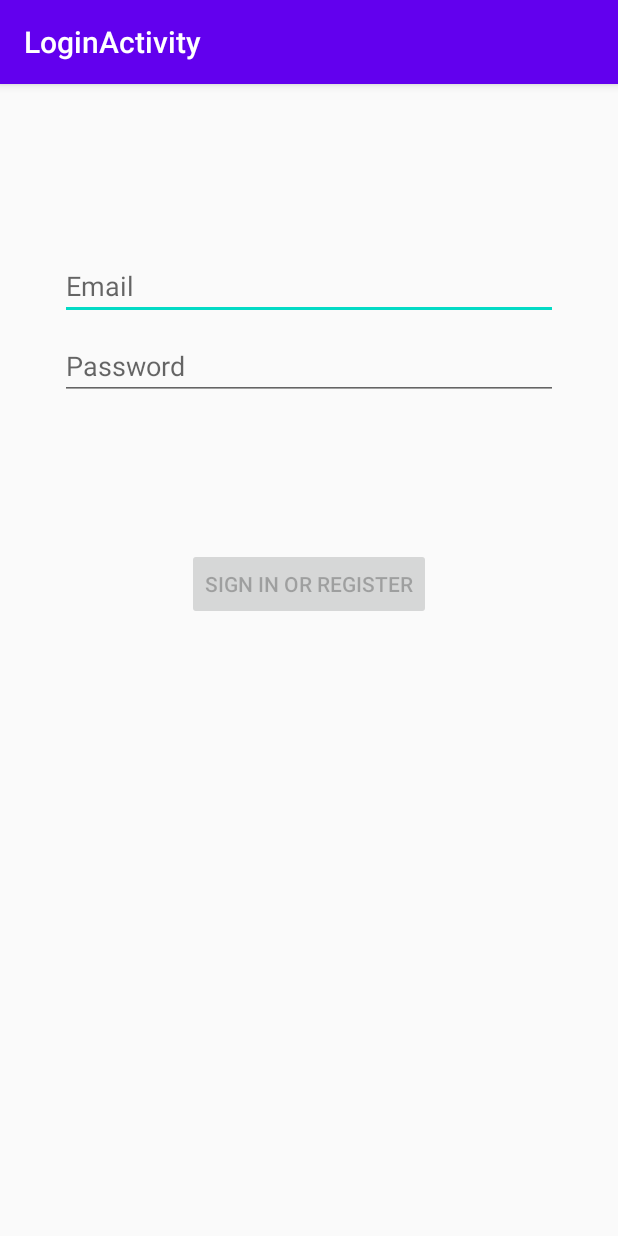
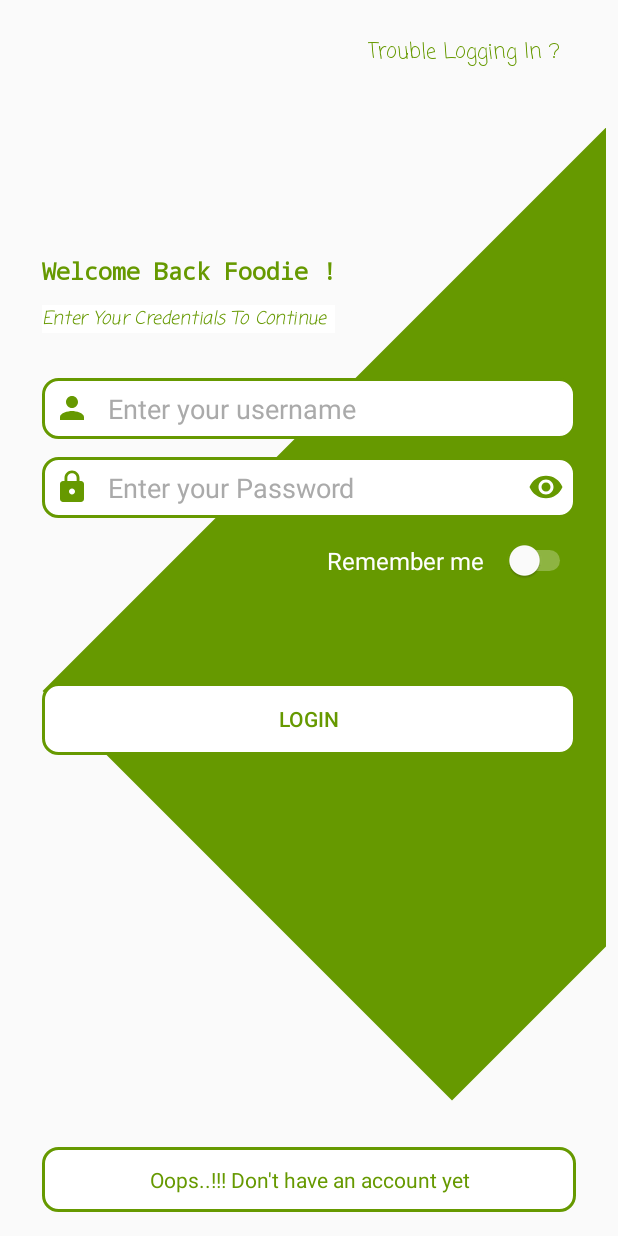
Before and after one commit to srijata18/YoFoodies, an Android app: the screen it shows after launch (LoginActivity), on a phone screen of 412 x 824 dp. Run offline under Robolectric (Android 15) with nearby library versions, the phone set to English and light mode, and no system bars.

Commit message:
updated login ui

```diff
--- a/loginModule/src/main/AndroidManifest.xml
+++ b/loginModule/src/main/AndroidManifest.xml
@@ -5,7 +5,8 @@
     <application>
         <activity
             android:name=".ui.login.LoginActivity"
-            android:label="@string/title_activity_login"></activity>
+            android:label="@string/title_activity_login"
+            android:theme="@style/Theme.AppCompat.Light.NoActionBar"/>
     </application>
 
 </manifest>
--- a/loginModule/src/main/java/com/example/loginmodule/ui/login/LoginActivity.kt
+++ b/loginModule/src/main/java/com/example/loginmodule/ui/login/LoginActivity.kt
@@ -2,21 +2,27 @@ package com.example.loginmodule.ui.login
 
 import android.app.Activity
 import android.content.Intent
-import androidx.lifecycle.Observer
-import androidx.lifecycle.ViewModelProviders
 import android.os.Bundle
-import androidx.annotation.StringRes
-import androidx.appcompat.app.AppCompatActivity
+import android.os.Handler
 import android.text.Editable
 import android.text.TextWatcher
+import android.view.Gravity
 import android.view.View
 import android.view.inputmethod.EditorInfo
 import android.widget.Button
 import android.widget.EditText
 import android.widget.ProgressBar
 import android.widget.Toast
+import androidx.annotation.StringRes
+import androidx.appcompat.app.AppCompatActivity
+import androidx.lifecycle.Observer
+import androidx.lifecycle.ViewModelProviders
+import androidx.transition.Slide
+import androidx.transition.TransitionManager
 import com.example.loginmodule.R
 import com.example.loginmodule.utils.Constants.USERNAMEKEY
+import kotlinx.android.synthetic.main.activity_login_new.*
+
 
 class LoginActivity : AppCompatActivity() {
 
@@ -24,13 +30,13 @@ class LoginActivity : AppCompatActivity() {
 
     override fun onCreate(savedInstanceState: Bundle?) {
         super.onCreate(savedInstanceState)
-
-        setContentView(R.layout.activity_login)
-
+        setContentView(R.layout.activity_login_new)
         val username = findViewById<EditText>(R.id.username)
         val password = findViewById<EditText>(R.id.password)
         val login = findViewById<Button>(R.id.login)
         val loading = findViewById<ProgressBar>(R.id.loading)
+
+        displayLayout()
 
         loginViewModel = ViewModelProviders.of(this, LoginViewModelFactory())
             .get(LoginViewModel::class.java)
@@ -39,6 +45,7 @@ class LoginActivity : AppCompatActivity() {
             val loginState = it ?: return@Observer
 
             // disable login button unless both username / password is valid
+            login.isClickable = loginState.isDataValid
             login.isEnabled = loginState.isDataValid
 
             if (loginState.usernameError != null) {
@@ -109,10 +116,9 @@ class LoginActivity : AppCompatActivity() {
     private fun updateUiWithUser(model: LoggedInUserView) {
         val welcome = getString(R.string.welcome)
         val displayName = model.displayName
-        // TODO : initiate successful logged in experience
         Toast.makeText(
             applicationContext,
-            "$welcome $displayName",
+            "Login Successful",
             Toast.LENGTH_LONG
         ).show()
 
@@ -120,6 +126,17 @@ class LoginActivity : AppCompatActivity() {
 
     private fun showLoginFailed(@StringRes errorString: Int) {
         Toast.makeText(applicationContext, errorString, Toast.LENGTH_SHORT).show()
+    }
+
+    private fun displayLayout() {
+        val TIME_OUT = 100L
+        Handler().postDelayed({
+            val transition = Slide(Gravity.RIGHT)
+            transition.duration = 600L
+            transition.addTarget(R.id.background_layout)
+            TransitionManager.beginDelayedTransition(main_layout, transition)
+            background_layout?.setVisibility(View.VISIBLE)
+        }, TIME_OUT)
     }
 }
 
--- /dev/null
+++ b/loginModule/src/main/res/drawable/ic_password.xml
@@ -0,0 +1,5 @@
+<vector android:height="24dp" android:tint="@android:color/holo_green_dark"
+    android:viewportHeight="24" android:viewportWidth="24"
+    android:width="24dp" xmlns:android="http://schemas.android.com/apk/res/android">
+    <path android:fillColor="@android:color/white" android:pathData="M18,8h-1L17,6c0,-2.76 -2.24,-5 -5,-5S7,3.24 7,6v2L6,8c-1.1,0 -2,0.9 -2,2v10c0,1.1 0.9,2 2,2h12c1.1,0 2,-0.9 2,-2L20,10c0,-1.1 -0.9,-2 -2,-2zM12,17c-1.1,0 -2,-0.9 -2,-2s0.9,-2 2,-2 2,0.9 2,2 -0.9,2 -2,2zM15.1,8L8.9,8L8.9,6c0,-1.71 1.39,-3.1 3.1,-3.1 1.71,0 3.1,1.39 3.1,3.1v2z"/>
+</vector>
--- /dev/null
+++ b/loginModule/src/main/res/drawable/ic_password_visible.xml
@@ -0,0 +1,5 @@
+<vector android:height="24dp" android:tint="@android:color/holo_green_dark"
+    android:viewportHeight="24" android:viewportWidth="24"
+    android:width="24dp" xmlns:android="http://schemas.android.com/apk/res/android">
+    <path android:fillColor="@android:color/white" android:pathData="M12,4.5C7,4.5 2.73,7.61 1,12c1.73,4.39 6,7.5 11,7.5s9.27,-3.11 11,-7.5c-1.73,-4.39 -6,-7.5 -11,-7.5zM12,17c-2.76,0 -5,-2.24 -5,-5s2.24,-5 5,-5 5,2.24 5,5 -2.24,5 -5,5zM12,9c-1.66,0 -3,1.34 -3,3s1.34,3 3,3 3,-1.34 3,-3 -1.34,-3 -3,-3z"/>
+</vector>
--- /dev/null
+++ b/loginModule/src/main/res/drawable/ic_user.xml
@@ -0,0 +1,5 @@
+<vector android:height="24dp" android:tint="@android:color/holo_green_dark"
+    android:viewportHeight="24" android:viewportWidth="24"
+    android:width="24dp" xmlns:android="http://schemas.android.com/apk/res/android">
+    <path android:fillColor="@android:color/white" android:pathData="M12,12c2.21,0 4,-1.79 4,-4s-1.79,-4 -4,-4 -4,1.79 -4,4 1.79,4 4,4zM12,14c-2.67,0 -8,1.34 -8,4v2h16v-2c0,-2.66 -5.33,-4 -8,-4z"/>
+</vector>
--- /dev/null
+++ b/loginModule/src/main/res/drawable/login_shape_background.xml
@@ -0,0 +1,18 @@
+<?xml version="1.0" encoding="utf-8"?>
+<layer-list xmlns:android="http://schemas.android.com/apk/res/android" >
+    <item >
+        <rotate
+            android:fromDegrees="45"
+            android:toDegrees="45"
+            android:pivotX="110%"
+            android:pivotY="80%" >
+            <shape
+                android:shape="rectangle" >
+                <stroke android:color="@android:color/transparent"
+                    android:width="10dp"/>
+                <solid
+                    android:color="@android:color/holo_green_dark" />
+            </shape>
+        </rotate>
+    </item>
+</layer-list>
--- /dev/null
+++ b/loginModule/src/main/res/drawable/rounded_background.xml
@@ -0,0 +1,6 @@
+<?xml version="1.0" encoding="utf-8"?>
+<shape xmlns:android="http://schemas.android.com/apk/res/android"
+    android:shape="rectangle" android:padding="10dp">
+    <solid android:color="@android:color/holo_green_dark"/>
+    <corners android:radius="10dp"/>
+</shape>
--- /dev/null
+++ b/loginModule/src/main/res/drawable/rounded_background_colourless.xml
@@ -0,0 +1,9 @@
+<?xml version="1.0" encoding="utf-8"?>
+<shape xmlns:android="http://schemas.android.com/apk/res/android"
+    android:shape="rectangle">
+    <solid android:color="@android:color/background_light" />
+    <corners android:radius="10dp" />
+    <stroke
+        android:width="2dp"
+        android:color="@android:color/holo_green_dark" />
+</shape>
--- /dev/null
+++ b/loginModule/src/main/res/layout/activity_login_new.xml
@@ -0,0 +1,204 @@
+<?xml version="1.0" encoding="utf-8"?>
+<androidx.constraintlayout.widget.ConstraintLayout xmlns:android="http://schemas.android.com/apk/res/android"
+    xmlns:app="http://schemas.android.com/apk/res-auto"
+    android:id="@+id/main_layout"
+    android:layout_width="match_parent"
+    android:layout_height="match_parent"
+    xmlns:tools="http://schemas.android.com/tools"
+    android:padding="@dimen/dimen_8dp"
+    tools:context=".ui.login.LoginActivity">
+
+    <FrameLayout
+        android:id="@+id/background_layout"
+        android:visibility="gone"
+        android:layout_width="@dimen/dimen_0dp"
+        android:layout_height="@dimen/dimen_0dp"
+        android:background="@drawable/login_shape_background"
+        app:layout_constraintBottom_toBottomOf="parent"
+        app:layout_constraintEnd_toEndOf="parent"
+        app:layout_constraintStart_toStartOf="parent"
+        app:layout_constraintTop_toTopOf="parent" />
+
+    <androidx.constraintlayout.widget.Guideline
+        android:id="@+id/guideLineTop"
+        android:layout_width="wrap_content"
+        android:layout_height="wrap_content"
+        android:orientation="horizontal"
+        app:layout_constraintEnd_toEndOf="parent"
+        app:layout_constraintGuide_percent="0.2"
+        app:layout_constraintStart_toStartOf="parent"
+        app:layout_constraintTop_toTopOf="parent" />
+
+    <TextView
+        android:id="@+id/troubleLoginIn"
+        android:paddingEnd="@dimen/dimen_5dp"
+        android:paddingRight="@dimen/dimen_5dp"
+        android:layout_width="wrap_content"
+        android:layout_height="wrap_content"
+        android:layout_marginTop="@dimen/dimen_16dp"
+        android:layout_marginRight="@dimen/dimen_25dp"
+        android:fontFamily="casual"
+        android:text="@string/login_troubleLoginIn"
+        android:textColor="@android:color/holo_green_dark"
+        app:layout_constraintEnd_toEndOf="parent"
+        app:layout_constraintTop_toTopOf="parent" />
+
+    <TextView
+        android:id="@+id/welcomeBack"
+        android:layout_width="wrap_content"
+        android:layout_height="wrap_content"
+        android:layout_marginStart="@dimen/dimen_20dp"
+        android:layout_marginLeft="@dimen/dimen_20dp"
+        android:layout_marginRight="@dimen/dimen_20dp"
+        android:fontFamily="monospace"
+        android:text="@string/login_welcome_msg"
+        android:textColor="@android:color/holo_green_dark"
+        android:textSize="@dimen/dimen_16dp"
+        android:textStyle="bold"
+        app:layout_constraintStart_toStartOf="parent"
+        app:layout_constraintTop_toBottomOf="@id/guideLineTop" />
+
+    <TextView
+        android:id="@+id/enterCredentialsHint"
+        android:layout_width="wrap_content"
+        android:layout_height="wrap_content"
+        android:background="@android:color/white"
+        android:paddingEnd="5dp"
+        android:paddingRight="@dimen/dimen_5dp"
+        android:layout_marginTop="@dimen/dimen_12dp"
+        android:fontFamily="casual"
+        android:text="@string/login_cred_hint"
+        android:textColor="@android:color/holo_green_dark"
+        android:textSize="@dimen/dimen_12dp"
+        android:textStyle="italic"
+        app:layout_constraintStart_toStartOf="@id/welcomeBack"
+        app:layout_constraintTop_toBottomOf="@id/welcomeBack" />
+
+
+    <EditText
+        android:id="@+id/username"
+        android:textColor="@android:color/holo_green_dark"
+        android:layout_width="@dimen/dimen_0dp"
+        android:layout_height="wrap_content"
+        android:layout_marginTop="@dimen/dimen_30dp"
+        android:layout_marginEnd="@dimen/dimen_20dp"
+        android:layout_marginRight="@dimen/dimen_20dp"
+        android:background="@drawable/rounded_background_colourless"
+        android:drawableLeft="@drawable/ic_user"
+        android:drawablePadding="@dimen/dimen_12dp"
+        android:fontFamily="sans-serif"
+        android:hint="@string/prompt_email"
+        android:inputType="textEmailAddress"
+        android:padding="@dimen/dimen_8dp"
+        android:selectAllOnFocus="true"
+        android:textColorHint="@android:color/darker_gray"
+        app:layout_constraintEnd_toEndOf="parent"
+        app:layout_constraintStart_toStartOf="@id/welcomeBack"
+        app:layout_constraintTop_toBottomOf="@id/enterCredentialsHint" />
+
+    <EditText
+        android:id="@+id/password"
+        android:textColor="@android:color/holo_green_dark"
+        android:layout_width="@dimen/dimen_0dp"
+        android:layout_height="wrap_content"
+        android:layout_marginTop="@dimen/dimen_12dp"
+        android:layout_marginEnd="@dimen/dimen_20dp"
+        android:layout_marginRight="@dimen/dimen_20dp"
+        android:background="@drawable/rounded_background_colourless"
+        android:drawableLeft="@drawable/ic_password"
+        android:drawableRight="@drawable/ic_password_visible"
+        android:drawablePadding="@dimen/dimen_12dp"
+        android:fontFamily="sans-serif"
+        android:hint="@string/prompt_password"
+        android:imeActionLabel="@string/action_sign_in_short"
+        android:imeOptions="actionDone"
+        android:inputType="textPassword"
+        android:padding="@dimen/dimen_8dp"
+        android:selectAllOnFocus="true"
+        android:textColorHint="@android:color/darker_gray"
+        app:layout_constraintEnd_toEndOf="parent"
+        app:layout_constraintStart_toStartOf="@id/welcomeBack"
+        app:layout_constraintTop_toBottomOf="@+id/username" />
+
+    <TextView
+        android:id="@+id/rememberMe"
+        android:layout_width="wrap_content"
+        android:layout_height="wrap_content"
+        android:layout_marginTop="@dimen/dimen_12dp"
+        android:layout_marginEnd="@dimen/dimen_8dp"
+        android:layout_marginRight="@dimen/dimen_8dp"
+        android:padding="5dp"
+        android:text="@string/login_remember_me"
+        android:textColor="@android:color/background_light"
+        android:textSize="@dimen/dimen_16dp"
+        app:layout_constraintEnd_toStartOf="@+id/rememberMeSwitch"
+        app:layout_constraintTop_toBottomOf="@id/password" />
+
+    <Switch
+        android:id="@+id/rememberMeSwitch"
+        android:layout_width="wrap_content"
+        android:layout_height="wrap_content"
+        android:thumbTint="@android:color/white"
+        android:trackTint="@android:color/white"
+        app:layout_constraintBottom_toBottomOf="@id/rememberMe"
+        app:layout_constraintEnd_toEndOf="@id/password"
+        app:layout_constraintTop_toTopOf="@id/rememberMe" />
+
+    <androidx.appcompat.widget.AppCompatButton
+        android:id="@+id/login"
+        android:clickable="false"
+        android:enabled="false"
+        android:layout_width="0dp"
+        android:layout_height="wrap_content"
+        android:background="@drawable/rounded_background_colourless"
+        android:gravity="center"
+        android:padding="@dimen/dimen_12dp"
+        android:text="@string/button_login"
+        android:textAllCaps="true"
+        android:textColor="@android:color/holo_green_dark"
+        app:layout_constraintBottom_toBottomOf="@id/guideLineBottom"
+        app:layout_constraintEnd_toEndOf="@id/password"
+        app:layout_constraintStart_toStartOf="@+id/welcomeBack"
+        app:layout_constraintTop_toBottomOf="@+id/rememberMe"
+        app:layout_constraintVertical_bias="0.3" />
+
+
+    <ProgressBar
+        android:id="@+id/loading"
+        android:layout_width="wrap_content"
+        android:layout_height="wrap_content"
+        android:visibility="gone"
+        android:indeterminateTint="@android:color/holo_green_dark"
+        app:layout_constraintTop_toBottomOf="@id/guideLineBottom"
+        app:layout_constraintEnd_toEndOf="@+id/password"
+        app:layout_constraintStart_toStartOf="@+id/password"
+        app:layout_constraintBottom_toBottomOf="@id/register"
+        app:layout_constraintVertical_bias="0.3" />
+
+    <androidx.constraintlayout.widget.Guideline
+        android:id="@+id/guideLineBottom"
+        android:layout_width="wrap_content"
+        android:layout_height="wrap_content"
+        android:orientation="horizontal"
+        app:layout_constraintEnd_toEndOf="parent"
+        app:layout_constraintGuide_percent="0.8"
+        app:layout_constraintStart_toStartOf="parent"
+        app:layout_constraintTop_toTopOf="parent" />
+
+    <com.google.android.material.textview.MaterialTextView
+        android:id="@+id/register"
+        android:layout_width="0dp"
+        android:textColor="@android:color/holo_green_dark"
+        android:layout_height="wrap_content"
+        android:background="@drawable/rounded_background_colourless"
+        android:gravity="center"
+        android:padding="@dimen/dimen_12dp"
+        android:text="@string/login_button_register"
+        app:layout_constraintBottom_toBottomOf="parent"
+        app:layout_constraintEnd_toEndOf="@id/password"
+        app:layout_constraintStart_toStartOf="@+id/welcomeBack"
+        app:layout_constraintVertical_bias="0.26"
+        android:layout_marginBottom="@dimen/dimen_8dp"/>
+
+
+</androidx.constraintlayout.widget.ConstraintLayout>
--- a/loginModule/src/main/res/values/dimens.xml
+++ b/loginModule/src/main/res/values/dimens.xml
@@ -2,4 +2,19 @@
     <!-- Default screen margins, per the Android Design guidelines. -->
     <dimen name="activity_horizontal_margin">16dp</dimen>
     <dimen name="activity_vertical_margin">16dp</dimen>
+    <dimen name="dimen_0dp">0dp</dimen>
+    <dimen name="dimen_5dp">5dp</dimen>
+    <dimen name="dimen_8dp">8dp</dimen>
+    <dimen name="dimen_10dp">10dp</dimen>
+    <dimen name="dimen_12dp">12dp</dimen>
+    <dimen name="dimen_15dp">15dp</dimen>
+    <dimen name="dimen_16dp">16dp</dimen>
+    <dimen name="dimen_20dp">20dp</dimen>
+    <dimen name="dimen_25dp">25dp</dimen>
+    <dimen name="dimen_30dp">30dp</dimen>
+    <dimen name="dimen_50dp">50dp</dimen>
+    <dimen name="dimen_100dp">100dp</dimen>
+    <dimen name="dimen_120dp">120dp</dimen>
+    <dimen name="dimen_150dp">150dp</dimen>
+    <dimen name="dimen_200dp">200dp</dimen>
 </resources>
--- a/loginModule/src/main/res/values/strings.xml
+++ b/loginModule/src/main/res/values/strings.xml
@@ -1,11 +1,17 @@
 <resources>
     <string name="title_activity_login">LoginActivity</string>
-    <string name="prompt_email">Email</string>
-    <string name="prompt_password">Password</string>
+    <string name="prompt_email">Enter your username</string>
+    <string name="prompt_password">Enter your Password</string>
     <string name="action_sign_in">Sign in or register</string>
     <string name="action_sign_in_short">Sign in</string>
     <string name="welcome">"Welcome !"</string>
     <string name="invalid_username">Not a valid username</string>
     <string name="invalid_password">Password must be >5 characters</string>
     <string name="login_failed">"Login failed"</string>
+    <string name="login_welcome_msg">Welcome Back Foodie !</string>
+    <string name="login_cred_hint">Enter Your Credentials To Continue</string>
+    <string name="login_remember_me">Remember me</string>
+    <string name="button_login">Login</string>
+    <string name="login_button_register">Oops..!!! Don\'t have an account yet</string>
+    <string name="login_troubleLoginIn">Trouble Logging In ?</string>
 </resources>
```
